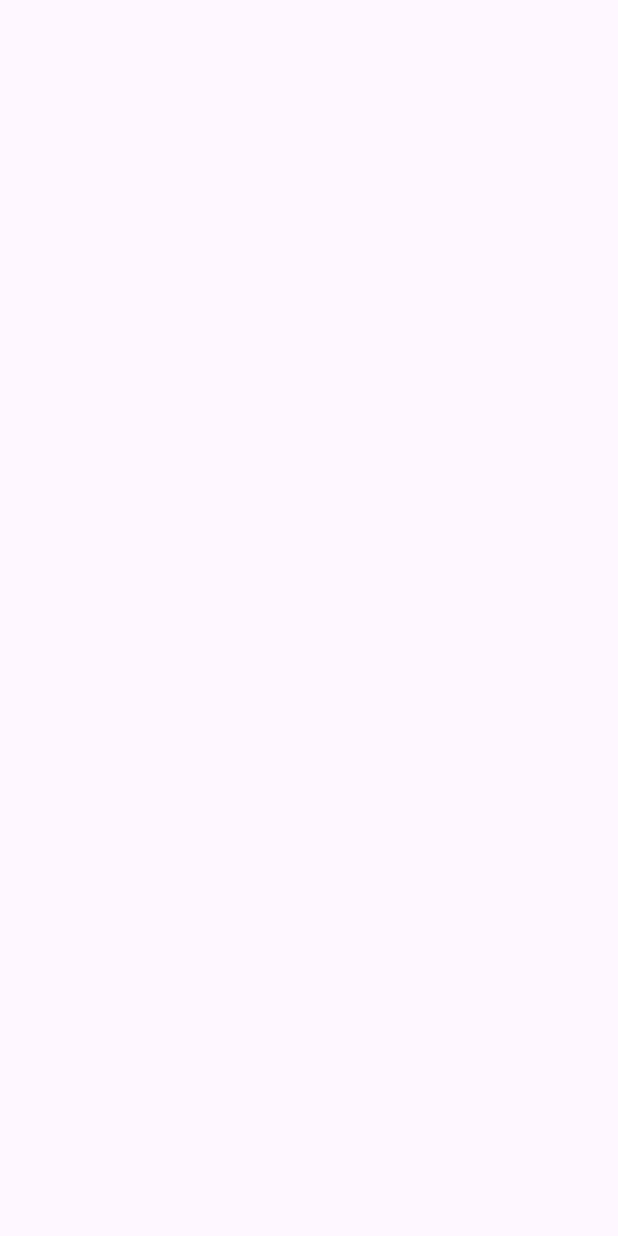
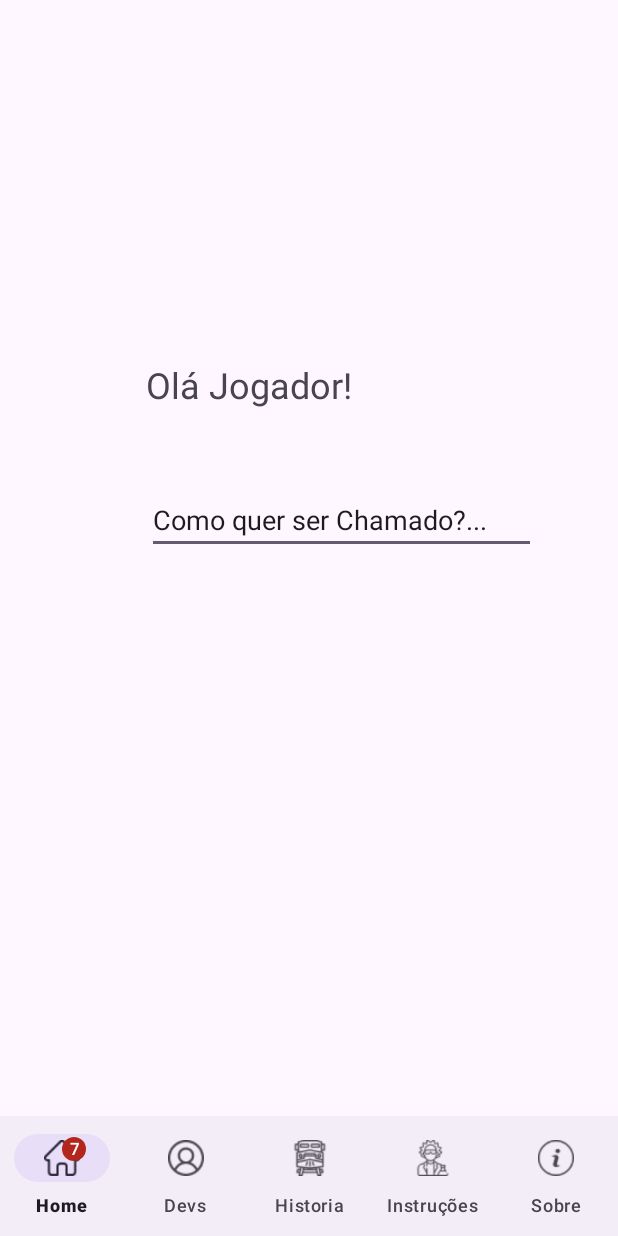
Before and after one commit to 4DreamGames/Aplicativo, an Android app: the screen it shows after launch (MainActivity), on a phone screen of 412 x 824 dp. Before the commit the screen is empty. Run offline under Robolectric (Android 15) with nearby library versions, the light colour scheme and no system bars.

Commit message:
Barra de Navegação

```diff
--- a/app/src/main/java/com/example/aplicativopesadelooculto/MainActivity.java
+++ b/app/src/main/java/com/example/aplicativopesadelooculto/MainActivity.java
@@ -1,14 +1,44 @@
 package com.example.aplicativopesadelooculto;
+
+import android.os.Bundle;
+import android.widget.TextView;
 
 import androidx.appcompat.app.AppCompatActivity;
 
-import android.os.Bundle;
+import com.google.android.material.badge.BadgeDrawable;
+import com.google.android.material.bottomnavigation.BottomNavigationView;
 
 public class MainActivity extends AppCompatActivity {
+
+    private TextView infoTextView;
+    private BottomNavigationView bottomNavigationView;
 
     @Override
     protected void onCreate(Bundle savedInstanceState) {
         super.onCreate(savedInstanceState);
         setContentView(R.layout.activity_main);
+
+        infoTextView = findViewById(R.id.infoTextView);
+
+        bottomNavigationView = findViewById(R.id.bottomNavigationView);
+
+        bottomNavigationView.setOnItemSelectedListener(item -> {
+            if (item.getItemId() == R.id.inicioItem) {
+                infoTextView.setText(R.string.inicio);
+            } else if (item.getItemId() == R.id.devsItem) {
+                infoTextView.setText(R.string.desenvolvedores);
+            } else if (item.getItemId() == R.id.tremItem) {
+                infoTextView.setText(R.string.historia);
+            } else if (item.getItemId() == R.id.instrucoesItem) {
+                infoTextView.setText(R.string.instrucoesGame);
+            } else if (item.getItemId() == R.id.sobreItem) {
+                infoTextView.setText(R.string.sobre);
+            }
+            return true;
+        });
+
+        BadgeDrawable badge = bottomNavigationView.getOrCreateBadge(R.id.inicioItem);
+        badge.setNumber(7);
+        badge.setVisible(true);
     }
 }
--- a/app/src/main/res/layout/activity_main.xml
+++ b/app/src/main/res/layout/activity_main.xml
@@ -1,7 +1,55 @@
 <?xml version="1.0" encoding="utf-8"?>
-<androidx.constraintlayout.widget.ConstraintLayout xmlns:android="http://schemas.android.com/apk/res/android"
+<androidx.coordinatorlayout.widget.CoordinatorLayout xmlns:android="http://schemas.android.com/apk/res/android"
     xmlns:app="http://schemas.android.com/apk/res-auto"
     xmlns:tools="http://schemas.android.com/tools"
+    android:id="@+id/activity_main"
     android:layout_width="match_parent"
     android:layout_height="match_parent"
-    tools:context=".MainActivity"/>
+    tools:context=".MainActivity">
+
+    <androidx.constraintlayout.widget.ConstraintLayout
+        android:layout_width="match_parent"
+        android:layout_height="match_parent">
+
+        <TextView
+            android:id="@+id/infoTextView"
+            android:layout_width="wrap_content"
+            android:layout_height="wrap_content"
+            android:layout_marginTop="240dp"
+            android:text="Olá Jogador!"
+            android:textSize="24sp"
+            app:layout_constraintEnd_toEndOf="parent"
+            app:layout_constraintHorizontal_bias="0.355"
+            app:layout_constraintStart_toStartOf="parent"
+            app:layout_constraintTop_toTopOf="parent"
+            app:layout_constraintVertical_chainStyle="packed" />
+
+        <EditText
+            android:id="@+id/editTextText"
+            android:layout_width="259dp"
+            android:layout_height="44dp"
+            android:layout_marginBottom="316dp"
+            android:ems="10"
+            android:inputType="text"
+            android:text="Como quer ser Chamado?..."
+            app:layout_constraintBottom_toTopOf="@+id/bottomNavigationView"
+            app:layout_constraintEnd_toEndOf="parent"
+            app:layout_constraintHorizontal_bias="0.644"
+            app:layout_constraintStart_toStartOf="parent"
+            app:layout_constraintTop_toBottomOf="@+id/infoTextView"
+            app:layout_constraintVertical_bias="0.473" />
+
+        <com.google.android.material.bottomnavigation.BottomNavigationView
+            android:id="@+id/bottomNavigationView"
+            android:layout_width="match_parent"
+            android:layout_height="wrap_content"
+            android:layout_gravity="bottom"
+            app:labelVisibilityMode="labeled"
+            app:menu="@menu/menu_navigation"
+            app:layout_constraintBottom_toBottomOf="parent"
+            app:layout_constraintEnd_toEndOf="parent"
+            app:layout_constraintStart_toStartOf="parent" />
+
+    </androidx.constraintlayout.widget.ConstraintLayout>
+
+</androidx.coordinatorlayout.widget.CoordinatorLayout>
--- /dev/null
+++ b/app/src/main/res/menu/menu_navigation.xml
@@ -0,0 +1,29 @@
+<?xml version="1.0" encoding="utf-8"?>
+<menu xmlns:android="http://schemas.android.com/apk/res/android">
+
+    <item
+        android:id="@+id/inicioItem"
+        android:icon="@drawable/casa"
+        android:title="@string/inicio" />
+
+    <item
+        android:id="@+id/devsItem"
+        android:icon="@drawable/devs"
+        android:title="@string/desenvolvedores" />
+
+    <item
+        android:id="@+id/tremItem"
+        android:icon="@drawable/trem"
+        android:title="@string/historia" />
+
+    <item
+        android:id="@+id/instrucoesItem"
+        android:icon="@drawable/cientista"
+        android:title="@string/instrucoesGame" />
+
+    <item
+        android:id="@+id/sobreItem"
+        android:icon="@drawable/informacoes"
+        android:title="@string/sobre" />
+
+</menu>
--- a/app/src/main/res/values/strings.xml
+++ b/app/src/main/res/values/strings.xml
@@ -1,3 +1,8 @@
 <resources>
     <string name="app_name">AplicativoPesadeloOculto</string>
+    <string name="inicio">Home</string>
+    <string name="desenvolvedores">Devs</string>
+    <string name="historia">Historia</string>
+    <string name="instrucoesGame">Instruções</string>
+    <string name="sobre">Sobre</string>
 </resources>
--- a/build.gradle.kts
+++ b/build.gradle.kts
@@ -1,4 +1,4 @@
 // Top-level build file where you can add configuration options common to all sub-projects/modules.
 plugins {
-    id("com.android.application") version "8.1.0" apply false
+    id("com.android.application") version "8.1.2" apply false
 }
```
Also changed, not shown: app/src/main/res/drawable/casa.png (added), app/src/main/res/drawable/cientista.png (added), app/src/main/res/drawable/devs.png (added), app/src/main/res/drawable/informacoes.png (added), app/src/main/res/drawable/trem.png (added).
